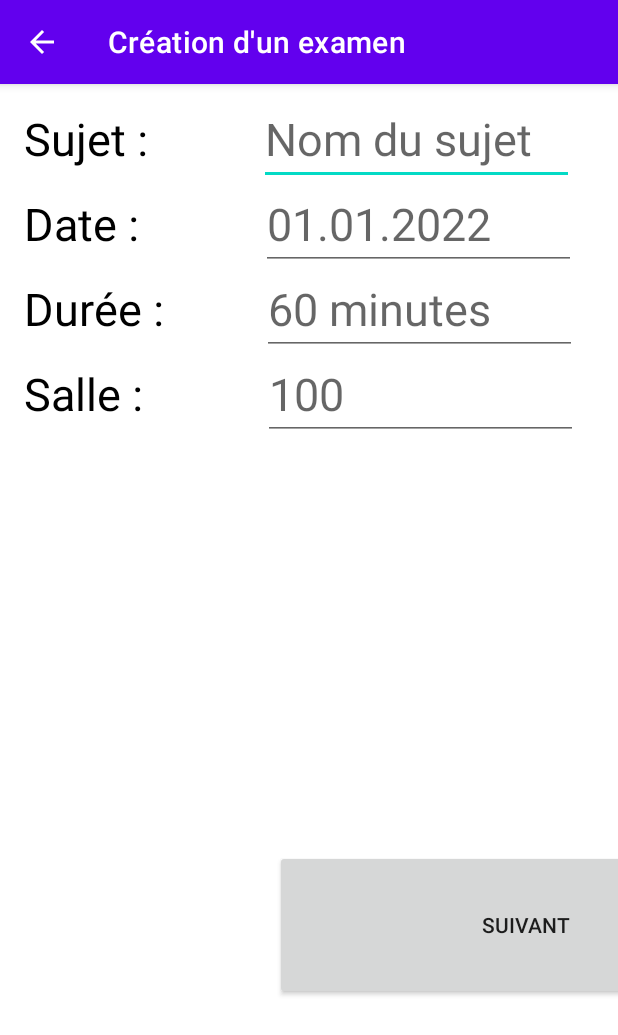
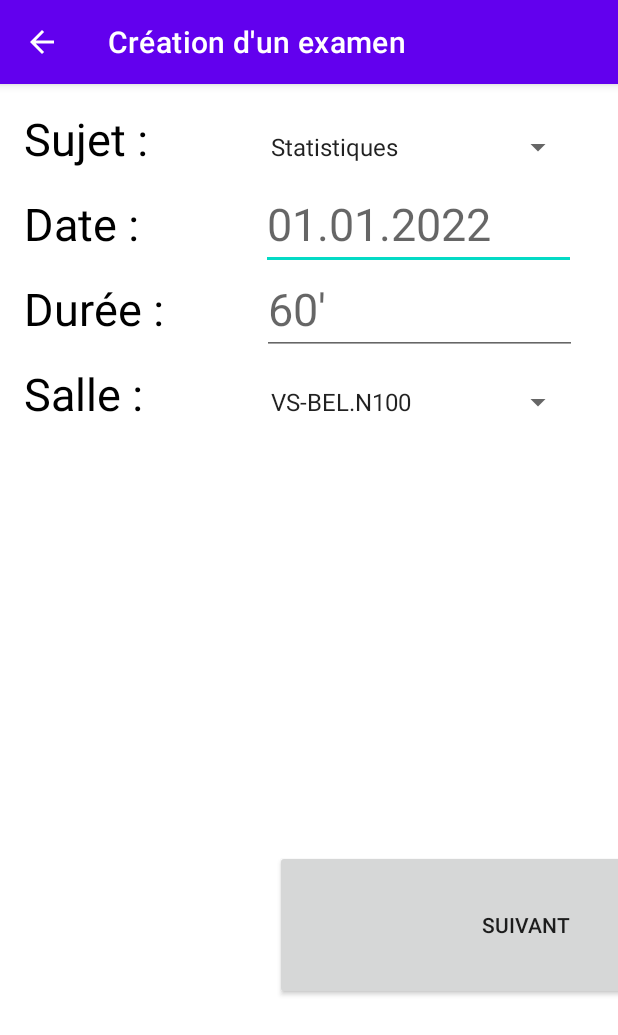
Before and after one commit to BastienSalamin/ProjetHackaton, an Android app: the screen it shows after launch (ExamCreationActivity), after a tap on "CRÉER UN EXAMEN", on a phone screen of 412 x 824 dp. Shown: the top 1035 px of the screen. Run offline under Robolectric (Android 15) with nearby library versions, the light colour scheme and no system bars; our stand-ins replace Room's generated code.

Commit message:
room et subject spinners

```diff
--- a/app/src/main/java/com/example/exams/database/DatabaseInitializer.java
+++ b/app/src/main/java/com/example/exams/database/DatabaseInitializer.java
@@ -4,6 +4,7 @@
 import android.util.Log;
 
 import com.example.exams.database.entity.ExamEntity;
+import com.example.exams.database.entity.RoomEntity;
 import com.example.exams.database.entity.StudentEntity;
 import com.example.exams.database.entity.SubjectEntity;
 
@@ -24,6 +25,11 @@
     private static void addSubject(final AppDatabase db, final String subjectName) {
         SubjectEntity subject = new SubjectEntity(subjectName);
         db.subjectDao().insert(subject);
+    }
+
+    private static void addRoom(final AppDatabase db, final String roomName) {
+        RoomEntity room = new RoomEntity(roomName);
+        db.roomDao().insert(room);
     }
 
     private static void populateWithTestData(AppDatabase db) {
@@ -50,12 +56,30 @@
 
         db.subjectDao().deleteAll();
 
-        addSubject(db, "Stats");
-        addSubject(db, "Maths");
-        addSubject(db, "POO");
+        addSubject(db, "Statistiques");
+        addSubject(db, "Mathématiques");
+        addSubject(db, "Programmation");
         addSubject(db, "Cloud");
-        addSubject(db, "DOTNET");
-        addSubject(db, "Option");
+        addSubject(db, "ASP.NET");
+
+        db.roomDao().deleteAll();
+
+        addRoom(db, "VS-BEL.N100");
+        addRoom(db, "VS-BEL.N101");
+        addRoom(db, "VS-BEL.N102");
+        addRoom(db, "VS-BEL.N103");
+        addRoom(db, "VS-BEL.N200");
+        addRoom(db, "VS-BEL.N201");
+        addRoom(db, "VS-BEL.N202");
+        addRoom(db, "VS-BEL.N203");
+        addRoom(db, "VS-BEL.N300");
+        addRoom(db, "VS-BEL.N301");
+        addRoom(db, "VS-BEL.N302");
+        addRoom(db, "VS-BEL.N303");
+        addRoom(db, "VS-BEL.N400");
+        addRoom(db, "VS-BEL.N401");
+        addRoom(db, "VS-BEL.N402");
+        addRoom(db, "VS-BEL.N403");
     }
 
     private static class PopulateDbAsync extends AsyncTask<Void, Void, Void> {
--- a/app/src/main/java/com/example/exams/ui/exam/ExamCreationActivity.java
+++ b/app/src/main/java/com/example/exams/ui/exam/ExamCreationActivity.java
@@ -9,9 +9,11 @@
 import android.content.Intent;
 import android.os.Bundle;
 import android.view.View;
+import android.widget.ArrayAdapter;
 import android.widget.Button;
 import android.widget.EditText;
 import android.widget.LinearLayout;
+import android.widget.Spinner;
 import android.widget.Toast;
 
 import com.example.exams.R;
@@ -34,6 +36,10 @@
 
     private RoomsListViewModel roomViewModel;
 
+    private String[] subjectList;
+
+    private String[] roomList;
+
     @Override
     protected void onCreate(Bundle savedInstanceState) {
         super.onCreate(savedInstanceState);
@@ -55,9 +61,39 @@
                 for(SubjectEntity subject : subjectsToList) {
                     subjects.add(subject);
                 }
-                for(int i = 0 ; i < subjects.size() ; i++){
-                    System.out.println("salut : " + subjects.get(i).getSubjectName());
+
+                subjectList = new String[subjects.size()];
+
+                for(int i = 0 ; i < subjectList.length ; i++) {
+                    subjectList[i] = subjects.get(i).getSubjectName();
                 }
+
+                Spinner subjectSpinner = findViewById(R.id.subjectsSpinner);
+                ArrayAdapter<String> aa = new ArrayAdapter<String>(this, android.R.layout.simple_spinner_item, subjectList);
+                aa.setDropDownViewResource(android.R.layout.simple_spinner_dropdown_item);
+                subjectSpinner.setAdapter(aa);
+            }
+        });
+
+        roomViewModel = ViewModelProviders.of(this).get(RoomsListViewModel.class);
+
+        roomViewModel.getAllRooms().observe(this, roomsToList -> {
+            if(roomsToList != null) {
+                rooms = new ArrayList<>();
+                for(RoomEntity room : roomsToList) {
+                    rooms.add(room);
+                }
+
+                roomList = new String[rooms.size()];
+
+                for(int i = 0 ; i < roomList.length ; i++) {
+                    roomList[i] = rooms.get(i).getRoomName();
+                }
+
+                Spinner roomSpinner = findViewById(R.id.roomsSpinner);
+                ArrayAdapter<String> aa = new ArrayAdapter<String>(this, android.R.layout.simple_spinner_item, roomList);
+                aa.setDropDownViewResource(android.R.layout.simple_spinner_dropdown_item);
+                roomSpinner.setAdapter(aa);
             }
         });
 
@@ -73,8 +109,12 @@
         button.setOnClickListener(new View.OnClickListener() {
             @Override
             public void onClick(View view) {
-                EditText editText1 = findViewById(R.id.examSubject);
-                String examSubject = editText1.getText().toString();
+                Spinner subjectSpinner = findViewById(R.id.subjectsSpinner);
+                String examSubject = subjectSpinner.getSelectedItem().toString();
+                int position1 = subjectSpinner.getSelectedItemPosition();
+                SubjectEntity subject = subjects.get(position1);
+                int subjectId = subject.getId_Subject();
+                String subjectIdString = Integer.toString(subjectId);
 
                 EditText editText2 = findViewById(R.id.examDate);
                 String examDate = editText2.getText().toString();
@@ -82,15 +122,19 @@
                 EditText editText3 = findViewById(R.id.examDuration);
                 String examDuration = editText3.getText().toString();
 
-                EditText editText4 = findViewById(R.id.examRoom);
-                String examRoom = editText4.getText().toString();
+                Spinner roomSpinner = findViewById(R.id.roomsSpinner);
+                String examRoom = roomSpinner.getSelectedItem().toString();
+                int position2 = roomSpinner.getSelectedItemPosition();
+                RoomEntity room = rooms.get(position2);
+                int roomId = room.getId_Room();
+                String roomIdString = Integer.toString(roomId);
 
-                if(examSubject.equalsIgnoreCase("") || examDate.equalsIgnoreCase("") || examDuration.equalsIgnoreCase("") || examRoom.equalsIgnoreCase("")) {
+                if(examDate.equalsIgnoreCase("") || examDuration.equalsIgnoreCase("")) {
                     Context context = getApplicationContext();
                     Toast toast = Toast.makeText(context, "Veuillez remplir tous les champs", Toast.LENGTH_SHORT);
                     toast.show();
                 } else {
-                    String[] examData = {examSubject, examDate, examDuration, examRoom};
+                    String[] examData = {subjectIdString, examSubject, examDate, examDuration, roomIdString, examRoom};
 
                     Intent intent = new Intent(ExamCreationActivity.this, StudentsSelectionActivity.class);
                     intent.putExtra("ExamsInfo", examData);
--- a/app/src/main/java/com/example/exams/ui/exam/StudentsSelectionActivity.java
+++ b/app/src/main/java/com/example/exams/ui/exam/StudentsSelectionActivity.java
@@ -158,7 +158,7 @@
         }
 
         String data = "";
-        for (int i = 0 ; i < 4 ; i++) {
+        for (int i = 0 ; i < examData.length ; i++) {
             data += examData[i] + " ";
         }
         System.out.println(data);
@@ -166,7 +166,7 @@
         System.out.println("Nombre d'étudiants : " + count);
         for(int i = 0 ; i < checkedStudents.size() ; i++) {
             StudentEntity student = checkedStudents.get(i);
-            System.out.println(student.getClassName() + " " + student.getSurname() + " " + student.getName());
+            System.out.println(student.getIdStudent() + " " + student.getClassName() + " " + student.getSurname() + " " + student.getName());
         }
     }
 
--- a/app/src/main/java/com/example/exams/ui/student/StudentsActivity.java
+++ b/app/src/main/java/com/example/exams/ui/student/StudentsActivity.java
@@ -75,7 +75,7 @@
 
     @Override
     public void onBackPressed(){
-        this.onBackPressed();
+        this.finish();
     }
 
     private void createTitle(LinearLayout layout) {
--- /dev/null
+++ b/app/src/main/java/com/example/exams/viewmodel/exam/ExamViewModel.java
@@ -0,0 +1,4 @@
+package com.example.exams.viewmodel.exam;
+
+public class ExamViewModel {
+}
--- a/app/src/main/java/com/example/exams/viewmodel/room/RoomsListViewModel.java
+++ b/app/src/main/java/com/example/exams/viewmodel/room/RoomsListViewModel.java
@@ -1,4 +1,39 @@
 package com.example.exams.viewmodel.room;
 
-public class RoomsListViewModel {
+import android.app.Application;
+
+import androidx.annotation.NonNull;
+import androidx.lifecycle.AndroidViewModel;
+import androidx.lifecycle.LiveData;
+import androidx.lifecycle.MediatorLiveData;
+
+import com.example.exams.database.entity.RoomEntity;
+import com.example.exams.database.repository.RoomRepository;
+
+import java.util.List;
+
+public class RoomsListViewModel extends AndroidViewModel {
+    private Application application;
+
+    private RoomRepository repository;
+
+    private final MediatorLiveData<List<RoomEntity>> observableRooms;
+
+    public RoomsListViewModel(@NonNull Application application) {
+        super(application);
+
+        this.application = application;
+
+        this.repository = RoomRepository.getInstance();
+
+        observableRooms = new MediatorLiveData<>();
+        observableRooms.setValue(null);
+
+        LiveData<List<RoomEntity>> rooms = repository.getAllRooms(application);
+        observableRooms.addSource(rooms, observableRooms::setValue);
+    }
+
+    public LiveData<List<RoomEntity>> getAllRooms() {
+        return observableRooms;
+    }
 }
--- a/app/src/main/res/layout/activity_exam_creation.xml
+++ b/app/src/main/res/layout/activity_exam_creation.xml
@@ -16,30 +16,24 @@
         android:layout_height="wrap_content"
         android:layout_marginStart="16dp"
         android:layout_marginTop="16dp"
-        android:text="Sujet :"
+        android:text="@string/exam_label_subject"
         android:textColor="@color/black"
         android:textSize="30sp"
         app:layout_constraintStart_toStartOf="parent"
         app:layout_constraintTop_toBottomOf="@+id/toolbar" />
 
-    <!--Spinner
+    <Spinner
         android:id="@+id/subjectsSpinner"
         android:layout_width="210dp"
         android:layout_height="wrap_content"
-        android:layout_marginEnd=""/>-->
-
-    <EditText
-        android:id="@+id/examSubject"
-        android:layout_width="210dp"
-        android:layout_height="wrap_content"
         android:layout_marginEnd="16dp"
-        android:hint="Nom du sujet"
-        android:inputType="text"
+        android:layout_marginTop="16dp"
         android:textSize="30sp"
         app:layout_constraintBaseline_toBaselineOf="@+id/labelSubject"
         app:layout_constraintEnd_toEndOf="parent"
         app:layout_constraintHorizontal_bias="0.851"
-        app:layout_constraintStart_toEndOf="@+id/labelSubject" />
+        app:layout_constraintStart_toEndOf="@+id/labelSubject"
+        app:layout_constraintTop_toBottomOf="@id/toolbar" />
 
     <TextView
         android:id="@+id/labelDate"
@@ -47,7 +41,7 @@
         android:layout_height="wrap_content"
         android:layout_marginStart="16dp"
         android:layout_marginTop="16dp"
-        android:text="Date :"
+        android:text="@string/exam_label_date"
         android:textColor="@color/black"
         android:textSize="30sp"
         app:layout_constraintStart_toStartOf="parent"
@@ -58,14 +52,14 @@
         android:layout_width="210dp"
         android:layout_height="wrap_content"
         android:layout_marginEnd="16dp"
-        android:hint="01.01.2022"
+        android:hint="@string/exam_hint_date"
         android:inputType="date"
         android:textSize="30sp"
         app:layout_constraintBaseline_toBaselineOf="@+id/labelDate"
         app:layout_constraintEnd_toEndOf="parent"
         app:layout_constraintHorizontal_bias="0.871"
         app:layout_constraintStart_toEndOf="@+id/labelDate"
-        app:layout_constraintTop_toBottomOf="@id/examSubject" />
+        app:layout_constraintTop_toBottomOf="@id/subjectsSpinner" />
 
     <TextView
         android:id="@+id/labelDuration"
@@ -73,7 +67,7 @@
         android:layout_height="wrap_content"
         android:layout_marginStart="16dp"
         android:layout_marginTop="16dp"
-        android:text="Durée :"
+        android:text="@string/exam_label_duration"
         android:textColor="@color/black"
         android:textSize="30sp"
         app:layout_constraintStart_toStartOf="parent"
@@ -84,7 +78,7 @@
         android:layout_width="210dp"
         android:layout_height="wrap_content"
         android:layout_marginEnd="16dp"
-        android:hint="60 minutes"
+        android:hint="@string/exam_hint_duration"
         android:inputType="text"
         android:textSize="30sp"
         app:layout_constraintBaseline_toBaselineOf="@+id/labelDuration"
@@ -99,23 +93,22 @@
         android:layout_height="wrap_content"
         android:layout_marginStart="16dp"
         android:layout_marginTop="16dp"
-        android:text="Salle :"
+        android:text="@string/exam_label_room"
         android:textColor="@color/black"
         android:textSize="30sp"
         app:layout_constraintStart_toStartOf="parent"
         app:layout_constraintTop_toBottomOf="@+id/labelDuration" />
 
-    <EditText
-        android:id="@+id/examRoom"
+    <Spinner
+        android:id="@+id/roomsSpinner"
         android:layout_width="210dp"
         android:layout_height="wrap_content"
         android:layout_marginEnd="16dp"
-        android:hint="100"
-        android:inputType="text"
+        android:layout_marginTop="16dp"
         android:textSize="30sp"
         app:layout_constraintBaseline_toBaselineOf="@+id/labelRoom"
         app:layout_constraintEnd_toEndOf="parent"
-        app:layout_constraintHorizontal_bias="0.880"
+        app:layout_constraintHorizontal_bias="0.851"
         app:layout_constraintStart_toEndOf="@+id/labelRoom"
         app:layout_constraintTop_toBottomOf="@id/examDuration" />
 
--- a/app/src/main/res/values/strings.xml
+++ b/app/src/main/res/values/strings.xml
@@ -5,6 +5,12 @@
     <string name="app_resume">Vos Examens</string>
     <string name="button_next">Suivant</string>
     <string name="button_create">Créer un examen</string>
+    <string name="exam_label_subject">Sujet :</string>
+    <string name="exam_label_date">Date :</string>
+    <string name="exam_hint_date">01.01.2022</string>
+    <string name="exam_label_duration">Durée :</string>
+    <string name="exam_hint_duration">60\'</string>
+    <string name="exam_label_room">Salle :</string>
     <string name="button_list_students">Liste des étudiants</string>
     <string name="add_student">Ajouter un étudiant</string>
     <string name="student_label_class">Classe :</string>
```
